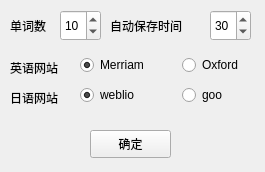
Before: the Qt Designer form settingswidget.ui in lxl66566/wordsreciter, drawn with Qt 5.
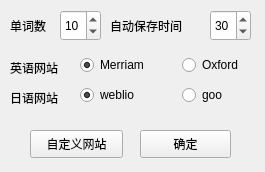
After: the same form once the commit is applied.

```diff
--- a/settingswidget.ui
+++ b/settingswidget.ui
@@ -119,9 +119,9 @@
   <widget class="QPushButton" name="okbutton">
    <property name="geometry">
     <rect>
-     <x>90</x>
+     <x>140</x>
      <y>130</y>
-     <width>81</width>
+     <width>91</width>
      <height>28</height>
     </rect>
    </property>
@@ -171,6 +171,19 @@
     </item>
    </layout>
   </widget>
+  <widget class="QPushButton" name="diyurl">
+   <property name="geometry">
+    <rect>
+     <x>30</x>
+     <y>130</y>
+     <width>93</width>
+     <height>28</height>
+    </rect>
+   </property>
+   <property name="text">
+    <string>自定义网站</string>
+   </property>
+  </widget>
  </widget>
  <resources/>
  <connections/>
```
